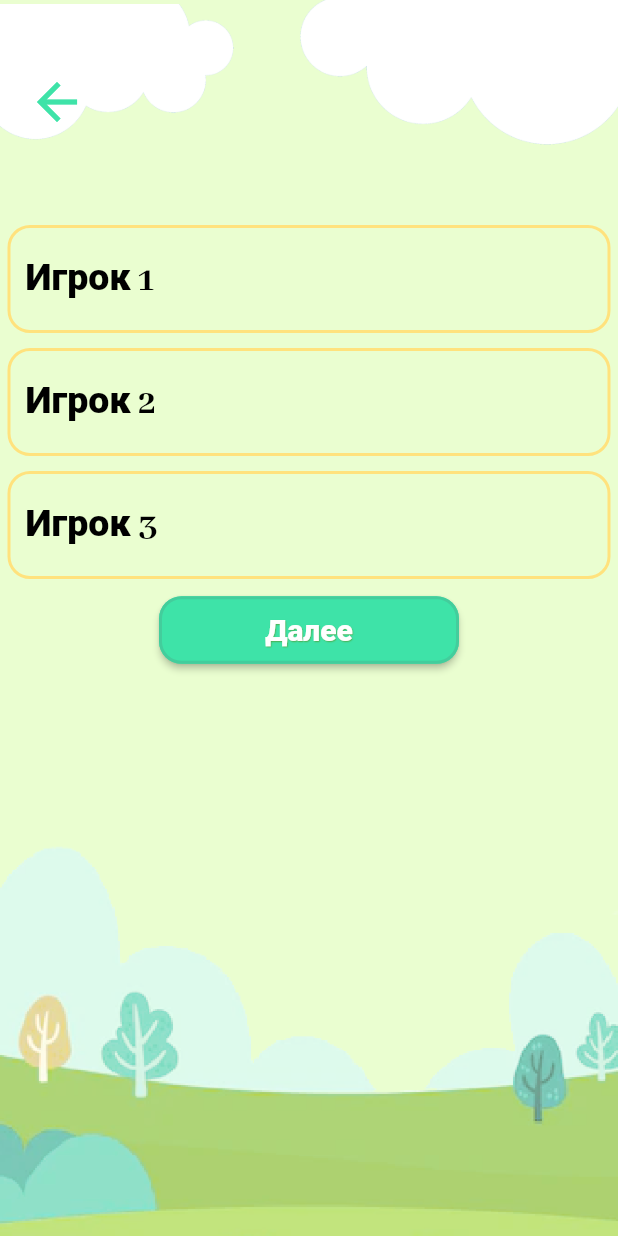
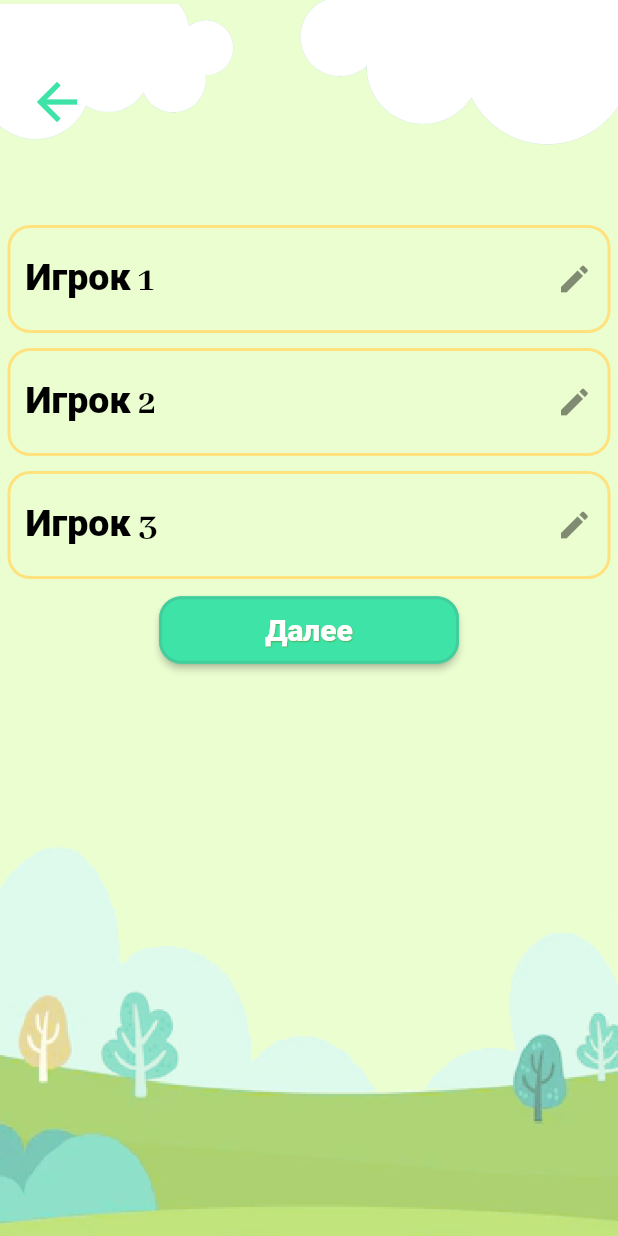
Before and after one commit to rataysh/Dart-Flutter-learning, a Flutter app: the NewGameQuantity screen opened by its route, on a phone screen of 412 x 824 dp. Run offline on Flutter 3.47's test engine with Material 2 defaults, Android fonts, the light colour scheme and no system bars.

Commit message:
newGameQuantity complite

```diff
--- a/lib/screens/newGameQuantity.dart
+++ b/lib/screens/newGameQuantity.dart
@@ -86,7 +86,7 @@ class _NewGameQuantityState extends State<NewGameQuantity> {
 
   _newGameQuantityTextForm(int index) {
     var key = index + 1;
-    return TextFormField(
+    return TextField(
       style: eachThemeHeaderTextStyle,
       enabled: true,
       // textAlign: TextAlign.right,
@@ -98,6 +98,9 @@ class _NewGameQuantityState extends State<NewGameQuantity> {
         border: myBorderStyleForAddTheme,
         hintText: 'Игрок ' + (key).toString(),
         hintStyle: eachThemeHeaderTextStyle,
+        suffixIcon: Icon(
+          Icons.create,
+        ),
       ),
       onChanged: (val) {
         _onUpdate(key, val);
```
